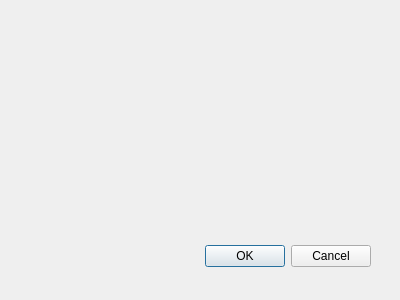
The window that floppy_new_d64_window.ui (ThKattanek/emu64) describes before a commit, drawn with Qt 5.
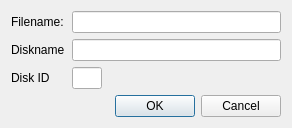
The same window after the commit.

Diff of the .ui file:
```diff
--- a/floppy_new_d64_window.ui
+++ b/floppy_new_d64_window.ui
@@ -8,29 +8,122 @@
    <rect>
     <x>0</x>
     <y>0</y>
-    <width>400</width>
-    <height>300</height>
+    <width>292</width>
+    <height>123</height>
    </rect>
   </property>
   <property name="windowTitle">
    <string>Dialog</string>
   </property>
-  <widget class="QDialogButtonBox" name="buttonBox">
-   <property name="geometry">
-    <rect>
-     <x>30</x>
-     <y>240</y>
-     <width>341</width>
-     <height>32</height>
-    </rect>
-   </property>
-   <property name="orientation">
-    <enum>Qt::Horizontal</enum>
-   </property>
-   <property name="standardButtons">
-    <set>QDialogButtonBox::Cancel|QDialogButtonBox::Ok</set>
-   </property>
-  </widget>
+  <layout class="QVBoxLayout" name="verticalLayout">
+   <item>
+    <layout class="QVBoxLayout" name="verticalLayout_2">
+     <item>
+      <layout class="QHBoxLayout" name="horizontalLayout_4">
+       <item>
+        <widget class="QLabel" name="label_3">
+         <property name="sizePolicy">
+          <sizepolicy hsizetype="Preferred" vsizetype="Preferred">
+           <horstretch>0</horstretch>
+           <verstretch>0</verstretch>
+          </sizepolicy>
+         </property>
+         <property name="minimumSize">
+          <size>
+           <width>55</width>
+           <height>0</height>
+          </size>
+         </property>
+         <property name="text">
+          <string>Filename:</string>
+         </property>
+        </widget>
+       </item>
+       <item>
+        <widget class="QLineEdit" name="Filename"/>
+       </item>
+      </layout>
+     </item>
+     <item>
+      <layout class="QHBoxLayout" name="horizontalLayout_3">
+       <item>
+        <widget class="QLabel" name="label_2">
+         <property name="minimumSize">
+          <size>
+           <width>55</width>
+           <height>0</height>
+          </size>
+         </property>
+         <property name="text">
+          <string>Diskname</string>
+         </property>
+        </widget>
+       </item>
+       <item>
+        <widget class="QLineEdit" name="Diskname"/>
+       </item>
+      </layout>
+     </item>
+     <item>
+      <layout class="QHBoxLayout" name="horizontalLayout_2">
+       <item>
+        <widget class="QLabel" name="label">
+         <property name="minimumSize">
+          <size>
+           <width>55</width>
+           <height>0</height>
+          </size>
+         </property>
+         <property name="text">
+          <string>Disk ID</string>
+         </property>
+        </widget>
+       </item>
+       <item>
+        <widget class="QLineEdit" name="DIskID">
+         <property name="maximumSize">
+          <size>
+           <width>30</width>
+           <height>16777215</height>
+          </size>
+         </property>
+         <property name="maxLength">
+          <number>2</number>
+         </property>
+        </widget>
+       </item>
+       <item>
+        <spacer name="horizontalSpacer">
+         <property name="orientation">
+          <enum>Qt::Horizontal</enum>
+         </property>
+         <property name="sizeHint" stdset="0">
+          <size>
+           <width>40</width>
+           <height>20</height>
+          </size>
+         </property>
+        </spacer>
+       </item>
+      </layout>
+     </item>
+    </layout>
+   </item>
+   <item>
+    <layout class="QHBoxLayout" name="horizontalLayout">
+     <item>
+      <widget class="QDialogButtonBox" name="buttonBox">
+       <property name="orientation">
+        <enum>Qt::Horizontal</enum>
+       </property>
+       <property name="standardButtons">
+        <set>QDialogButtonBox::Cancel|QDialogButtonBox::Ok</set>
+       </property>
+      </widget>
+     </item>
+    </layout>
+   </item>
+  </layout>
  </widget>
  <pixmapfunction/>
  <resources/>
```
Left out of the diff: 13 changed lines with no effect on the pictures.
